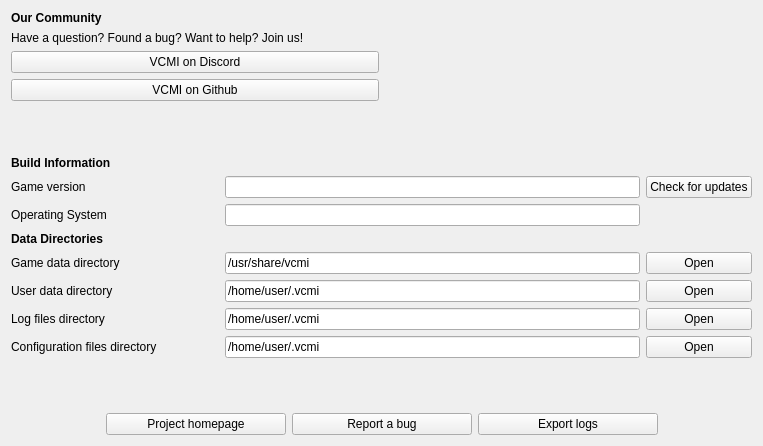
Old version of the form launcher/aboutProject/aboutproject_moc.ui in the repository GeorgeK1ng/vcmi.
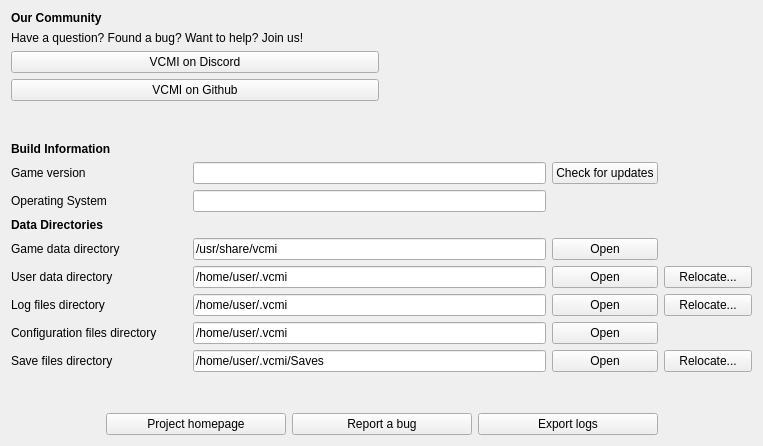
New version of the form.

Commit message: Handle log restart requirements in user-data relocation flow

```diff
--- a/launcher/aboutProject/aboutproject_moc.ui
+++ b/launcher/aboutProject/aboutproject_moc.ui
@@ -71,7 +71,7 @@
     </spacer>
    </item>
    <item>
-    <layout class="QGridLayout" name="gridLayout" columnstretch="2,4,1">
+    <layout class="QGridLayout" name="gridLayout" columnstretch="2,4,1,1">
      <item row="2" column="1">
       <widget class="QLineEdit" name="lineEditOperatingSystem">
        <property name="text">
@@ -96,6 +96,13 @@
        </property>
       </widget>
      </item>
+     <item row="5" column="3">
+      <widget class="QPushButton" name="relocateUserDataDir">
+       <property name="text">
+        <string>Relocate...</string>
+       </property>
+      </widget>
+     </item>
      <item row="3" column="0">
       <widget class="QLabel" name="labelDataDirs">
        <property name="font">
@@ -162,6 +169,13 @@
        </property>
       </widget>
      </item>
+     <item row="6" column="3">
+      <widget class="QPushButton" name="relocateTempDir">
+       <property name="text">
+        <string>Relocate...</string>
+       </property>
+      </widget>
+     </item>
      <item row="4" column="0">
       <widget class="QLabel" name="labelGameDir">
        <property name="text">
@@ -248,6 +262,40 @@
        </property>
       </widget>
      </item>
+     <item row="8" column="0">
+      <widget class="QLabel" name="labelSaveDir">
+       <property name="text">
+        <string>Save files directory</string>
+       </property>
+      </widget>
+     </item>
+     <item row="8" column="1">
+      <widget class="QLineEdit" name="lineEditSaveDir">
+       <property name="enabled">
+        <bool>true</bool>
+       </property>
+       <property name="text">
+        <string notr="true">/home/user/.vcmi/Saves</string>
+       </property>
+       <property name="readOnly">
+        <bool>true</bool>
+       </property>
+      </widget>
+     </item>
+     <item row="8" column="2">
+      <widget class="QPushButton" name="openSaveDir">
+       <property name="text">
+        <string>Open</string>
+       </property>
+      </widget>
+     </item>
+     <item row="8" column="3">
+      <widget class="QPushButton" name="relocateSaveDir">
+       <property name="text">
+        <string>Relocate...</string>
+       </property>
+      </widget>
+     </item>
     </layout>
    </item>
    <item>
```
The commit also changes 4 other files.
